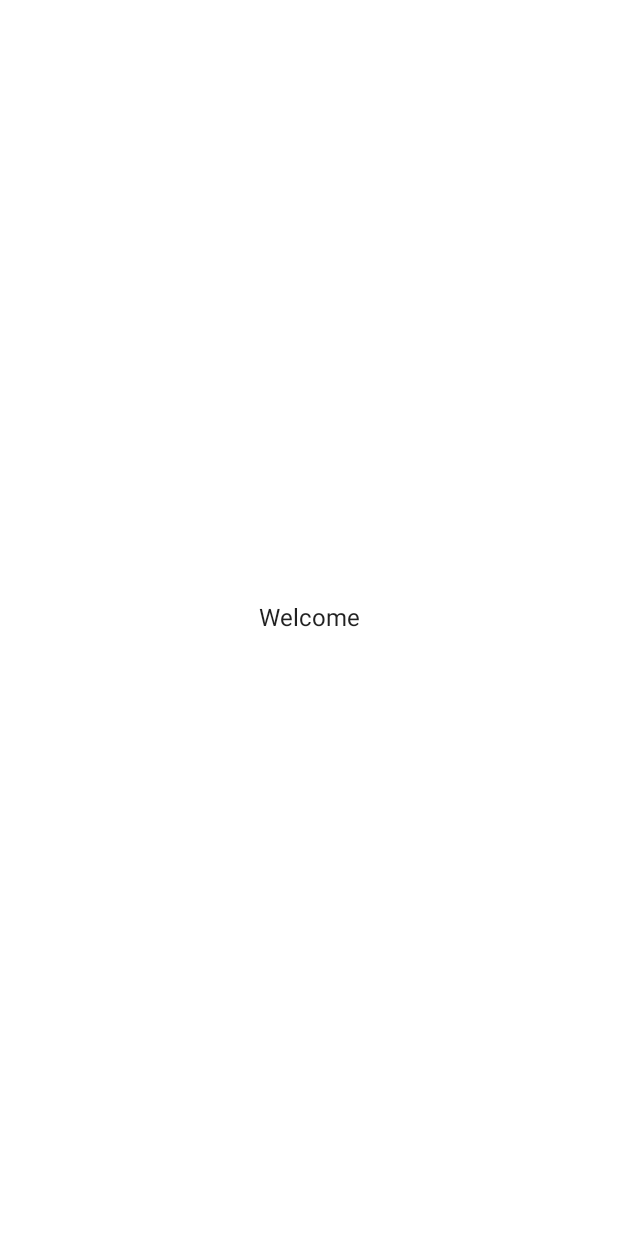
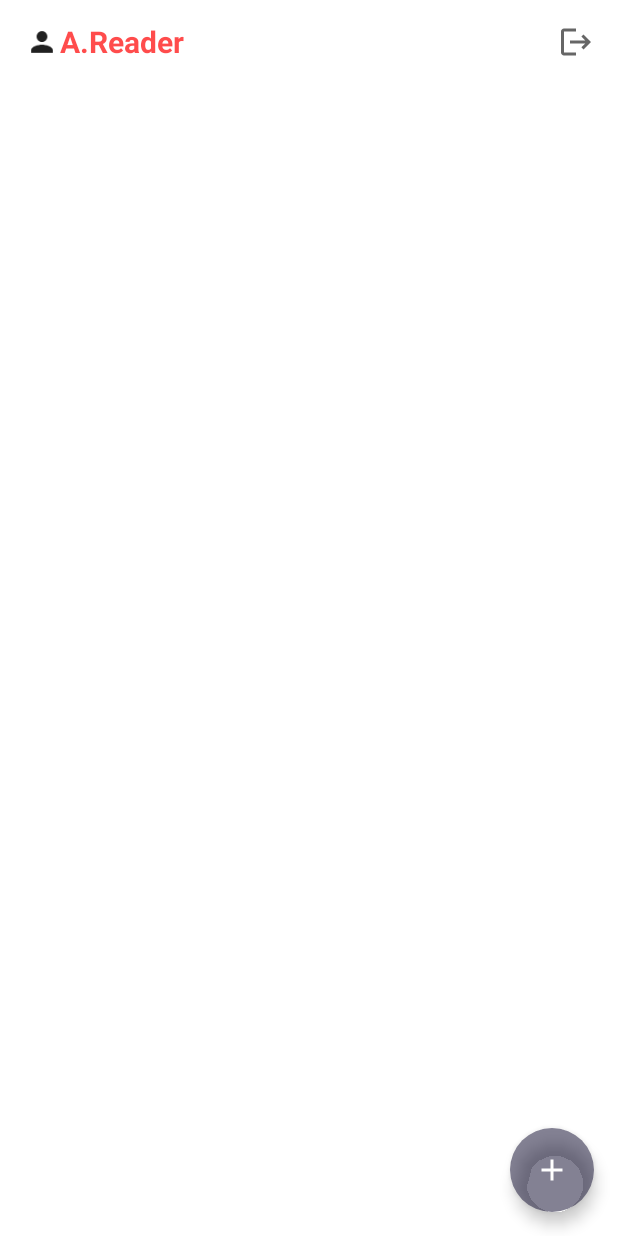
Before and after one commit to krystianmakowski/AppReader, an Android app built with Jetpack Compose: the HomeScreen screen opened through its navigation route, on a phone screen of 412 x 824 dp. Before the commit the screen is almost empty. Run offline under Robolectric (Android 15) with nearby library versions, the phone set to English and light mode, and no system bars; our stand-ins replace Dagger/Hilt's generated code, Firebase (no records; nobody signed in at launch, a user with empty details on screens opened directly).

```diff
--- a/app/build.gradle
+++ b/app/build.gradle
@@ -81,6 +81,7 @@ dependencies {
     implementation 'androidx.core:core-ktx:1.7.0'
     implementation "androidx.compose.ui:ui:$compose_version"
     implementation "androidx.compose.material:material:$compose_version"
+    implementation "androidx.compose.material:material-icons-extended:$compose_version"
     implementation "androidx.compose.ui:ui-tooling-preview:$compose_version"
     implementation 'androidx.lifecycle:lifecycle-runtime-ktx:2.4.1'
     implementation 'androidx.activity:activity-compose:1.4.0'
--- a/app/src/main/java/com/makowski/appreader/screens/home/ReaderHomeScreen.kt
+++ b/app/src/main/java/com/makowski/appreader/screens/home/ReaderHomeScreen.kt
@@ -1,11 +1,97 @@
 package com.makowski.appreader.screens.home
 
-import androidx.compose.material.Text
+import androidx.compose.foundation.Image
+import androidx.compose.foundation.layout.Row
+import androidx.compose.foundation.layout.Spacer
+import androidx.compose.foundation.layout.fillMaxSize
+import androidx.compose.foundation.layout.width
+import androidx.compose.foundation.shape.RoundedCornerShape
+import androidx.compose.material.*
+import androidx.compose.material.icons.Icons
+import androidx.compose.material.icons.filled.Add
+import androidx.compose.material.icons.filled.Logout
+import androidx.compose.material.icons.filled.Person
 import androidx.compose.runtime.Composable
+import androidx.compose.ui.Alignment
+import androidx.compose.ui.Modifier
+import androidx.compose.ui.draw.clip
+import androidx.compose.ui.draw.scale
+import androidx.compose.ui.graphics.Color
+import androidx.compose.ui.res.painterResource
+import androidx.compose.ui.text.TextStyle
+import androidx.compose.ui.text.font.FontWeight
+import androidx.compose.ui.unit.dp
+import androidx.compose.ui.unit.sp
 import androidx.navigation.NavController
+import com.google.firebase.auth.FirebaseAuth
+import com.makowski.appreader.R
+import com.makowski.appreader.navigation.ReaderScreens
 
 @Composable
 fun HomeScreen(navController: NavController){
-    Text(text = "Welcome")
+    Scaffold(
+        topBar = {
+                 ReaderAppBar(title = "A.Reader", navController = navController)
+        },
+        floatingActionButton = {
+            FABContent {
+
+            } }
+    ) {
+        Surface(modifier = Modifier.fillMaxSize()) {
+            //homecontent
+        }
+    }
 
 }
+
+@Composable
+fun ReaderAppBar(
+    title: String,
+    showProfile: Boolean = true,
+    navController: NavController){
+    TopAppBar(
+        title = {
+                Row(verticalAlignment = Alignment.CenterVertically) {
+                    if (showProfile) {
+                        Icon(
+                            imageVector = Icons.Default.Person,
+                            contentDescription = "Logo icon",
+                            modifier = Modifier
+                                .clip(
+                                    RoundedCornerShape(12.dp)
+                                )
+                                .scale(0.9f)
+                        )
+                    }
+                    Text(
+                        text = title,
+                        color = Color.Red.copy(alpha = 0.7f),
+                        style = TextStyle(fontWeight = FontWeight.Bold, fontSize = 20.sp))
+                    Spacer(modifier = Modifier.width(150.dp))
+
+                }
+        },
+        actions = {
+                  IconButton(onClick = {
+                      FirebaseAuth.getInstance().signOut().run {
+                          navController.navigate(ReaderScreens.LoginScreen.name)
+                      } }) {
+                      Icon(imageVector = Icons.Filled.Logout, contentDescription = "Logout icon")
+                  }
+        },
+        backgroundColor = Color.Transparent,
+        elevation = 0.dp)
+
+}
+
+@Composable
+fun FABContent(onTap: () -> Unit) {
+    FloatingActionButton(
+        onClick = { onTap() },
+        shape = RoundedCornerShape(50.dp),
+        backgroundColor = Color(R.color.actionbutton)
+    ) {
+        Icon(imageVector = Icons.Default.Add, contentDescription = "Add a book", tint = Color.White)
+    }
+}
--- a/app/src/main/java/com/makowski/appreader/screens/login/ReaderLoginScreen.kt
+++ b/app/src/main/java/com/makowski/appreader/screens/login/ReaderLoginScreen.kt
@@ -39,13 +39,13 @@ fun LoginScreen(navController: NavController, viewModel: LoginScreenViewModel =
         Column(horizontalAlignment = Alignment.CenterHorizontally, verticalArrangement = Arrangement.Top) {
             ReaderLogo()
             if (showLoginForm.value) UserForm(loading = false, isCreateAccount = false){email, password ->
-                viewModel.signIn(email, password){
+                viewModel.signInWithEmailAndPassword(email, password){
                     navController.navigate(ReaderScreens.ReaderHomeScreen.name)
                 }
             }
             else{
                 UserForm(loading = false, isCreateAccount = true){email, password ->
-                    viewModel.createUser(email, password){
+                    viewModel.createUserWithEmailAndPassword(email, password){
                         navController.navigate(ReaderScreens.ReaderHomeScreen.name)
                     }
 
--- a/app/src/main/res/values/colors.xml
+++ b/app/src/main/res/values/colors.xml
@@ -7,4 +7,5 @@
     <color name="teal_700">#FF018786</color>
     <color name="black">#FF000000</color>
     <color name="white">#FFFFFFFF</color>
+    <color name="actionbutton">#FF92CBDF</color>
 </resources>
```
Also changed, not shown: app/src/main/java/com/makowski/appreader/model/MUser.kt (added, +20 -0 lines), app/src/main/java/com/makowski/appreader/screens/ReaderSplashScreen.kt (+25 -11 lines), app/src/main/java/com/makowski/appreader/screens/login/LoginScreenViewModel.kt (+21 -3 lines).
